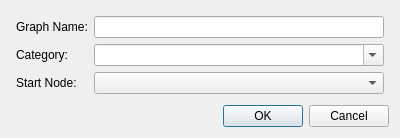
First picture: the form in saveGraphDialog.ui, repository compix/NodeGraphQt, before the edit.
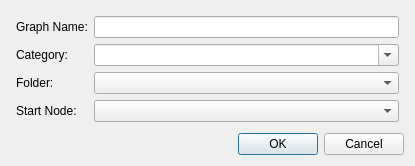
Second picture: the form after the edit.

Commit message: Support for multiple serialization folders, visual scripting settings

Patch:
```diff
--- a/saveGraphDialog.ui
+++ b/saveGraphDialog.ui
@@ -6,8 +6,8 @@
    <rect>
     <x>0</x>
     <y>0</y>
-    <width>400</width>
-    <height>103</height>
+    <width>415</width>
+    <height>155</height>
    </rect>
   </property>
   <property name="windowTitle">
@@ -55,16 +55,26 @@
        </property>
       </widget>
      </item>
-     <item row="2" column="0">
+     <item row="3" column="0">
       <widget class="QLabel" name="label_3">
        <property name="text">
         <string>Start Node:</string>
        </property>
       </widget>
      </item>
-     <item row="2" column="1">
+     <item row="3" column="1">
       <widget class="QComboBox" name="startNodeComboBox"/>
      </item>
+     <item row="2" column="1">
+      <widget class="QComboBox" name="folderComboBox"/>
+     </item>
+     <item row="2" column="0">
+      <widget class="QLabel" name="label_4">
+       <property name="text">
+        <string>Folder:</string>
+       </property>
+      </widget>
+     </item>
     </layout>
    </item>
    <item>
```
The commit also changes 8 other files.
